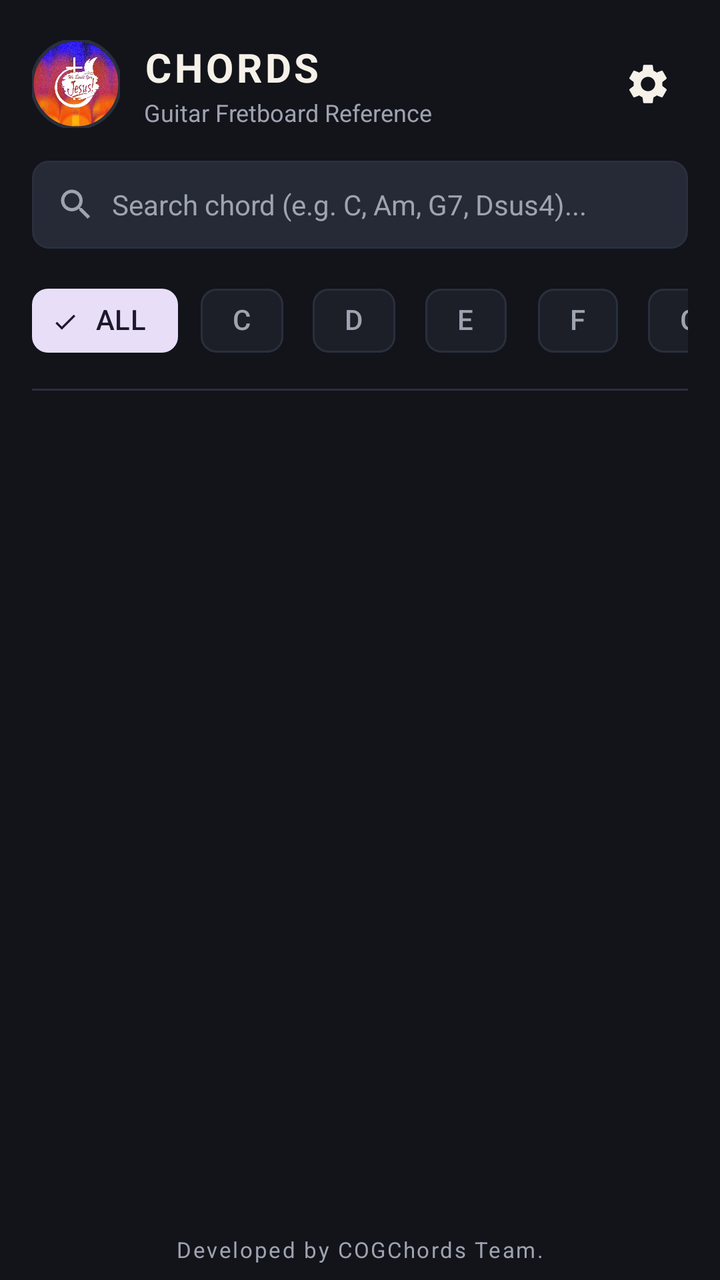
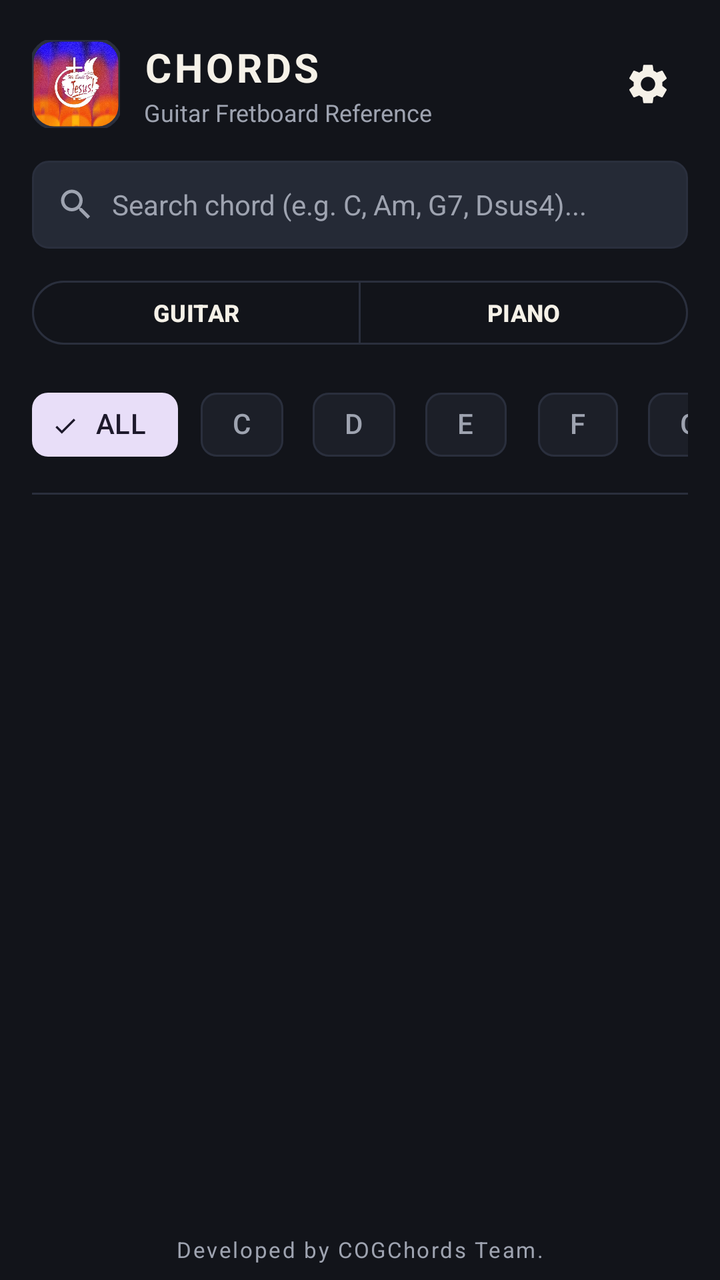

Two renders of the same Android screen: before a commit and after it. Below are the layout's source before the change and the commit's diff.
<!-- AndroidManifest.xml: application theme Theme.COGChords -->
<!-- res/layout/fragment_chord_ref.xml -->
<?xml version="1.0" encoding="utf-8"?>
<LinearLayout xmlns:android="http://schemas.android.com/apk/res/android"
    xmlns:app="http://schemas.android.com/apk/res-auto"
    xmlns:tools="http://schemas.android.com/tools"
    android:layout_width="match_parent"
    android:layout_height="match_parent"
    android:background="?android:attr/windowBackground"
    android:orientation="vertical"
    android:paddingHorizontal="16dp"
    android:paddingTop="20dp">

    
    <LinearLayout
        android:layout_width="match_parent"
        android:layout_height="wrap_content"
        android:gravity="center_vertical"
        android:orientation="horizontal">

        
        <com.google.android.material.imageview.ShapeableImageView
            android:id="@+id/iv_header_logo"
            android:layout_width="44dp"
            android:layout_height="44dp"
            android:layout_marginEnd="12dp"
            android:clickable="true"
            android:contentDescription="COGChords Logo"
            android:focusable="true"
            android:foreground="?android:attr/selectableItemBackgroundBorderless"
            android:scaleType="centerCrop"
            android:src="@drawable/app_logo"
            app:shapeAppearanceOverlay="@style/ShapeAppearance.COGChords.Circle"
            app:strokeColor="?attr/colorOutline"
            app:strokeWidth="1.5dp" />

        <LinearLayout
            android:layout_width="0dp"
            android:layout_height="wrap_content"
            android:layout_weight="1"
            android:orientation="vertical">

            <TextView
                android:id="@+id/tv_header_title"
                android:layout_width="wrap_content"
                android:layout_height="wrap_content"
                android:letterSpacing="0.08"
                android:text="CHORDS"
                android:textColor="?attr/colorOnSurface"
                android:textSize="20sp"
                android:textStyle="bold" />

            <TextView
                android:id="@+id/tv_header_subtitle"
                android:layout_width="wrap_content"
                android:layout_height="wrap_content"
                android:layout_marginTop="1dp"
                android:text="Guitar Fretboard Reference"
                android:textColor="?attr/colorOnSurfaceVariant"
                android:textSize="12sp" />
        </LinearLayout>

        
        <ImageView
            android:id="@+id/btn_settings"
            android:layout_width="40dp"
            android:layout_height="40dp"
            android:background="?android:attr/selectableItemBackgroundBorderless"
            android:contentDescription="Settings"
            android:padding="8dp"
            android:src="@drawable/ic_settings"
            app:tint="?attr/colorOnSurface" />

    </LinearLayout>

    
    <LinearLayout
        android:layout_width="match_parent"
        android:layout_height="44dp"
        android:layout_marginTop="16dp"
        android:background="@drawable/bg_search_box"
        android:gravity="center_vertical"
        android:orientation="horizontal"
        android:paddingHorizontal="12dp">

        <ImageView
            android:layout_width="20dp"
            android:layout_height="20dp"
            android:contentDescription="Search Icon"
            android:src="@drawable/ic_search"
            app:tint="?attr/colorOnSurfaceVariant" />

        <EditText
            android:id="@+id/et_search_chords"
            android:layout_width="match_parent"
            android:layout_height="match_parent"
            android:layout_marginStart="8dp"
            android:background="@null"
            android:hint="Search chord (e.g. C, Am, G7, Dsus4)..."
            android:imeOptions="actionSearch"
            android:inputType="text"
            android:textColor="?attr/colorOnSurface"
            android:textColorHint="?attr/colorOnSurfaceVariant"
            android:textSize="14sp" />
    </LinearLayout>

    
    <HorizontalScrollView
        android:layout_width="match_parent"
        android:layout_height="wrap_content"
        android:layout_marginTop="12dp"
        android:scrollbars="none">

        <com.google.android.material.chip.ChipGroup
            android:id="@+id/chip_group_root_notes"
            android:layout_width="wrap_content"
            android:layout_height="wrap_content"
            app:singleLine="true"
            app:singleSelection="true">

            <com.google.android.material.chip.Chip
                android:id="@+id/chip_all"
                style="@style/Widget.Material3.Chip.Filter"
                android:layout_width="wrap_content"
                android:layout_height="wrap_content"
                android:checked="true"
                android:text="ALL" />

            <com.google.android.material.chip.Chip
                android:id="@+id/chip_c"
                style="@style/Widget.Material3.Chip.Filter"
                android:layout_width="wrap_content"
                android:layout_height="wrap_content"
                android:text="C" />

            <com.google.android.material.chip.Chip
                android:id="@+id/chip_d"
                style="@style/Widget.Material3.Chip.Filter"
                android:layout_width="wrap_content"
                android:layout_height="wrap_content"
                android:text="D" />

            <com.google.android.material.chip.Chip
                android:id="@+id/chip_e"
                style="@style/Widget.Material3.Chip.Filter"
                android:layout_width="wrap_content"
                android:layout_height="wrap_content"
                android:text="E" />

            <com.google.android.material.chip.Chip
                android:id="@+id/chip_f"
                style="@style/Widget.Material3.Chip.Filter"
                android:layout_width="wrap_content"
                android:layout_height="wrap_content"
                android:text="F" />

            <com.google.android.material.chip.Chip
                android:id="@+id/chip_g"
                style="@style/Widget.Material3.Chip.Filter"
                android:layout_width="wrap_content"
                android:layout_height="wrap_content"
                android:text="G" />

            <com.google.android.material.chip.Chip
                android:id="@+id/chip_a"
                style="@style/Widget.Material3.Chip.Filter"
                android:layout_width="wrap_content"
                android:layout_height="wrap_content"
                android:text="A" />

            <com.google.android.material.chip.Chip
                android:id="@+id/chip_b"
                style="@style/Widget.Material3.Chip.Filter"
                android:layout_width="wrap_content"
                android:layout_height="wrap_content"
                android:text="B" />

        </com.google.android.material.chip.ChipGroup>
    </HorizontalScrollView>

    
    <View
        android:layout_width="match_parent"
        android:layout_height="1dp"
        android:layout_marginTop="10dp"
        android:background="?attr/colorOutline" />

    
    <FrameLayout
        android:layout_width="match_parent"
        android:layout_height="0dp"
        android:layout_marginTop="6dp"
        android:layout_weight="1">

        
        <androidx.recyclerview.widget.RecyclerView
            android:id="@+id/rv_chord_reference"
            android:layout_width="match_parent"
            android:layout_height="match_parent"
            android:clipToPadding="false"
            android:paddingBottom="16dp" />

        
        <LinearLayout
            android:id="@+id/layout_empty_chords"
            android:layout_width="match_parent"
            android:layout_height="match_parent"
            android:gravity="center"
            android:orientation="vertical"
            android:padding="32dp"
            android:visibility="gone">

            <ImageView
                android:layout_width="48dp"
                android:layout_height="48dp"
                android:contentDescription="No Chords"
                android:src="@drawable/ic_chord_ref"
                app:tint="?attr/colorOnSurfaceVariant" />

            <TextView
                android:layout_width="wrap_content"
                android:layout_height="wrap_content"
                android:layout_marginTop="16dp"
                android:text="No chords found"
                android:textColor="?attr/colorOnSurface"
                android:textSize="16sp"
                android:textStyle="bold" />

            <TextView
                android:layout_width="wrap_content"
                android:layout_height="wrap_content"
                android:layout_marginTop="4dp"
                android:gravity="center"
                android:text="Try searching for another chord name like C, G, Am, or Dm7."
                android:textColor="?attr/colorOnSurfaceVariant"
                android:textSize="13sp" />
        </LinearLayout>

    </FrameLayout>

    
    <TextView
        android:layout_width="match_parent"
        android:layout_height="wrap_content"
        android:gravity="center"
        android:letterSpacing="0.08"
        android:paddingVertical="8dp"
        android:text="Developed by COGChords Team."
        android:textColor="?attr/colorOnSurfaceVariant"
        android:textSize="11sp" />

</LinearLayout>
<!-- resources referenced by this layout -->
<resources>
  <!-- drawable bg_search_box (drawable) -->
  <?xml version="1.0" encoding="utf-8"?>
  <shape xmlns:android="http://schemas.android.com/apk/res/android"
      android:shape="rectangle">
      <corners android:radius="8dp" />
      <solid android:color="?attr/colorSurfaceVariant" />
      <stroke
          android:width="1dp"
          android:color="?attr/colorOutline" />
  </shape>
  <!-- drawable ic_chord_ref (drawable) -->
  <vector xmlns:android="http://schemas.android.com/apk/res/android"
      android:width="24dp"
      android:height="24dp"
      android:viewportWidth="24"
      android:viewportHeight="24">
    <path
        android:fillColor="@android:color/white"
        android:pathData="M20,2H4c-1.1,0 -2,0.9 -2,2v16c0,1.1 0.9,2 2,2h16c1.1,0 2,-0.9 2,-2V4c0,-1.1 -0.9,-2 -2,-2zM8,20H4v-4h4v4zm0,-6H4v-4h4v4zm0,-6H4V4h4v4zm6,12h-4v-4h4v4zm0,-6h-4v-4h4v4zm0,-6h-4V4h4v4zm6,12h-4v-4h4v4zm0,-6h-4v-4h4v4zm0,-6h-4V4h4v4z"/>
  </vector>
  <!-- drawable ic_search (drawable) -->
  <vector xmlns:android="http://schemas.android.com/apk/res/android"
      android:width="24dp"
      android:height="24dp"
      android:viewportWidth="24"
      android:viewportHeight="24">
    <path
        android:fillColor="@android:color/white"
        android:pathData="M15.5,14h-0.79l-0.28,-0.27C15.41,12.59 16,11.11 16,9.5 16,5.91 13.09,3 9.5,3S3,5.91 3,9.5 5.91,16 9.5,16c1.61,0 3.09,-0.59 4.23,-1.57l0.27,0.28v0.79l5,4.99L20.49,19l-4.99,-5zm-6,0C7.01,14 5,11.99 5,9.5S7.01,5 9.5,5 14,7.01 14,9.5 11.99,14 9.5,14z"/>
  </vector>
  <!-- drawable ic_settings (drawable) -->
  <vector xmlns:android="http://schemas.android.com/apk/res/android"
      android:width="24dp"
      android:height="24dp"
      android:viewportWidth="24"
      android:viewportHeight="24">
      <path
          android:fillColor="?attr/colorOnSurface"
          android:pathData="M19.14,12.94c0.04,-0.3 0.06,-0.61 0.06,-0.94 0,-0.32 -0.02,-0.64 -0.07,-0.94l2.03,-1.58c0.18,-0.14 0.23,-0.41 0.12,-0.61l-1.92,-3.32c-0.12,-0.22 -0.37,-0.29 -0.59,-0.22l-2.39,0.96c-0.5,-0.38 -1.03,-0.7 -1.62,-0.94l-0.36,-2.54c-0.04,-0.24 -0.24,-0.41 -0.48,-0.41h-3.84c-0.24,0 -0.43,0.17 -0.47,0.41l-0.36,2.54c-0.59,0.24 -1.13,0.57 -1.62,0.94l-2.39,-0.96c-0.22,-0.08 -0.47,0 -0.59,0.22L2.74,8.87c-0.12,0.21 -0.08,0.47 0.12,0.61l2.03,1.58c-0.05,0.3 -0.09,0.63 -0.09,0.94s0.02,0.64 0.07,0.94l-2.03,1.58c-0.18,0.14 -0.23,0.41 -0.12,0.61l1.92,3.32c0.12,0.22 0.37,0.29 0.59,0.22l2.39,-0.96c0.5,0.38 1.03,0.7 1.62,0.94l0.36,2.54c0.05,0.24 0.24,0.41 0.48,0.41h3.84c0.24,0 0.44,-0.17 0.47,-0.41l0.36,-2.54c0.59,-0.24 1.13,-0.56 1.62,-0.94l2.39,0.96c0.22,0.08 0.47,0 0.59,-0.22l1.92,-3.32c0.12,-0.22 0.07,-0.47 -0.12,-0.61l-2.01,-1.58zM12,15.6c-1.98,0 -3.6,-1.62 -3.6,-3.6s1.62,-3.6 3.6,-3.6 3.6,1.62 3.6,3.6 -1.62,3.6 -3.6,3.6z" />
  </vector>
  <style name="ShapeAppearance.COGChords.Circle" parent="">
          <item name="cornerSize">50%</item>
      </style>
  <style name="Theme.COGChords" parent="Theme.COGChords.DarkStage" />
  <color name="dark_stage_bg">#FF12141A</color>
  <color name="dark_stage_surface">#FF1C1F28</color>
  <color name="dark_stage_badge_bg">#FF252A36</color>
  <color name="dark_stage_accent">#FFFFB547</color>
  <color name="dark_stage_secondary">#FF5B8DEF</color>
  <color name="white">#FFFFFFFF</color>
  <color name="dark_stage_text">#FFF5F1E8</color>
  <color name="dark_stage_text_secondary">#FF9EA3B0</color>
  <color name="dark_stage_divider">#FF2A2F3D</color>
  <color name="dark_stage_text_muted">#FF6C7280</color>
  <!-- unchanged entries left out for length: 2 -->
</resources>

<!-- the commit's change to res/layout/fragment_chord_ref.xml (unified diff, before → after) -->
@@ -28,7 +28,7 @@
             android:foreground="?android:attr/selectableItemBackgroundBorderless"
             android:scaleType="centerCrop"
             android:src="@drawable/app_logo"
-            app:shapeAppearanceOverlay="@style/ShapeAppearance.COGChords.Circle"
+            app:shapeAppearanceOverlay="@style/ShapeAppearance.COGChords.RoundedSquare"
             app:strokeColor="?attr/colorOutline"
             app:strokeWidth="1.5dp" />
 
@@ -103,6 +103,39 @@
     </LinearLayout>
 
     
+    <com.google.android.material.button.MaterialButtonToggleGroup
+        android:id="@+id/toggle_instrument"
+        android:layout_width="match_parent"
+        android:layout_height="wrap_content"
+        android:layout_marginTop="12dp"
+        app:selectionRequired="true"
+        app:singleSelection="true">
+
+        <com.google.android.material.button.MaterialButton
+            android:id="@+id/btn_mode_guitar"
+            style="@style/Widget.Material3.Button.OutlinedButton"
+            android:layout_width="0dp"
+            android:layout_height="40dp"
+            android:layout_weight="1"
+            android:text="GUITAR"
+            android:textColor="?attr/colorOnSurface"
+            android:textSize="12sp"
+            android:textStyle="bold" />
+
+        <com.google.android.material.button.MaterialButton
+            android:id="@+id/btn_mode_piano"
+            style="@style/Widget.Material3.Button.OutlinedButton"
+            android:layout_width="0dp"
+            android:layout_height="40dp"
+            android:layout_weight="1"
+            android:text="PIANO"
+            android:textColor="?attr/colorOnSurface"
+            android:textSize="12sp"
+            android:textStyle="bold" />
+
+    </com.google.android.material.button.MaterialButtonToggleGroup>
+
+    
     <HorizontalScrollView
         android:layout_width="match_parent"
         android:layout_height="wrap_content"
<!-- resource entries referenced after the edit -->
@@ -40,8 +40,9 @@
           android:fillColor="?attr/colorOnSurface"
           android:pathData="M19.14,12.94c0.04,-0.3 0.06,-0.61 0.06,-0.94 0,-0.32 -0.02,-0.64 -0.07,-0.94l2.03,-1.58c0.18,-0.14 0.23,-0.41 0.12,-0.61l-1.92,-3.32c-0.12,-0.22 -0.37,-0.29 -0.59,-0.22l-2.39,0.96c-0.5,-0.38 -1.03,-0.7 -1.62,-0.94l-0.36,-2.54c-0.04,-0.24 -0.24,-0.41 -0.48,-0.41h-3.84c-0.24,0 -0.43,0.17 -0.47,0.41l-0.36,2.54c-0.59,0.24 -1.13,0.57 -1.62,0.94l-2.39,-0.96c-0.22,-0.08 -0.47,0 -0.59,0.22L2.74,8.87c-0.12,0.21 -0.08,0.47 0.12,0.61l2.03,1.58c-0.05,0.3 -0.09,0.63 -0.09,0.94s0.02,0.64 0.07,0.94l-2.03,1.58c-0.18,0.14 -0.23,0.41 -0.12,0.61l1.92,3.32c0.12,0.22 0.37,0.29 0.59,0.22l2.39,-0.96c0.5,0.38 1.03,0.7 1.62,0.94l0.36,2.54c0.05,0.24 0.24,0.41 0.48,0.41h3.84c0.24,0 0.44,-0.17 0.47,-0.41l0.36,-2.54c0.59,-0.24 1.13,-0.56 1.62,-0.94l2.39,0.96c0.22,0.08 0.47,0 0.59,-0.22l1.92,-3.32c0.12,-0.22 0.07,-0.47 -0.12,-0.61l-2.01,-1.58zM12,15.6c-1.98,0 -3.6,-1.62 -3.6,-3.6s1.62,-3.6 3.6,-3.6 3.6,1.62 3.6,3.6 -1.62,3.6 -3.6,3.6z" />
   </vector>
-  <style name="ShapeAppearance.COGChords.Circle" parent="">
-          <item name="cornerSize">50%</item>
+  <style name="ShapeAppearance.COGChords.RoundedSquare" parent="">
+          <item name="cornerFamily">rounded</item>
+          <item name="cornerSize">25%</item>
       </style>
   <style name="Theme.COGChords" parent="Theme.COGChords.DarkStage" />
   <color name="dark_stage_bg">#FF12141A</color>
